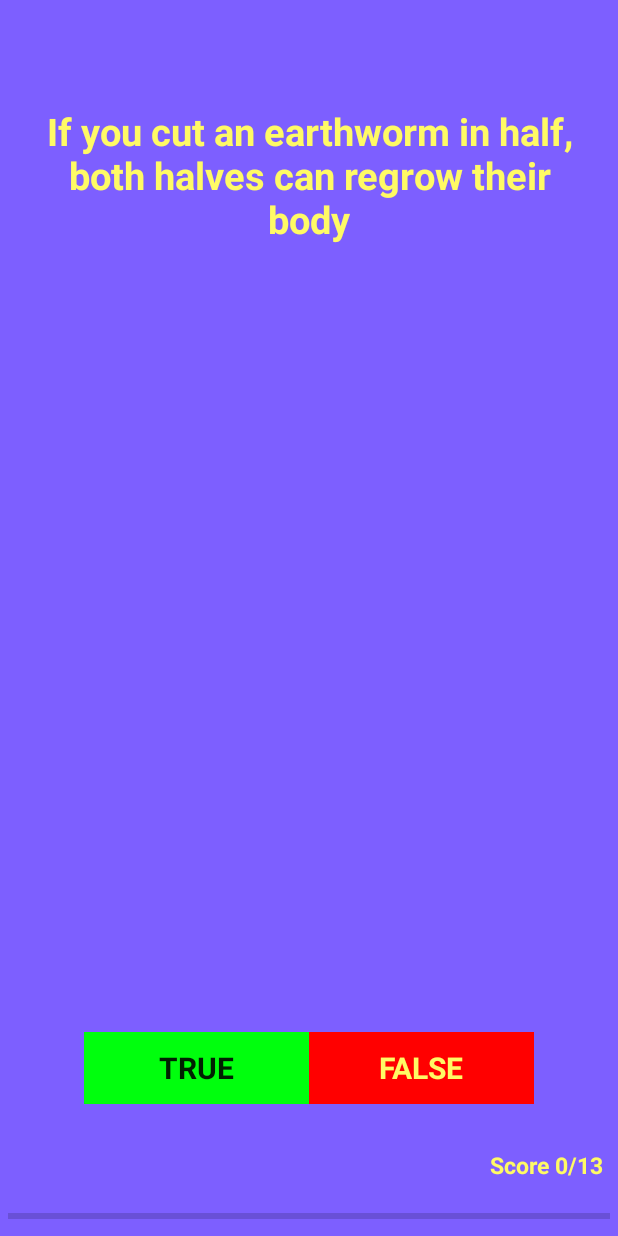
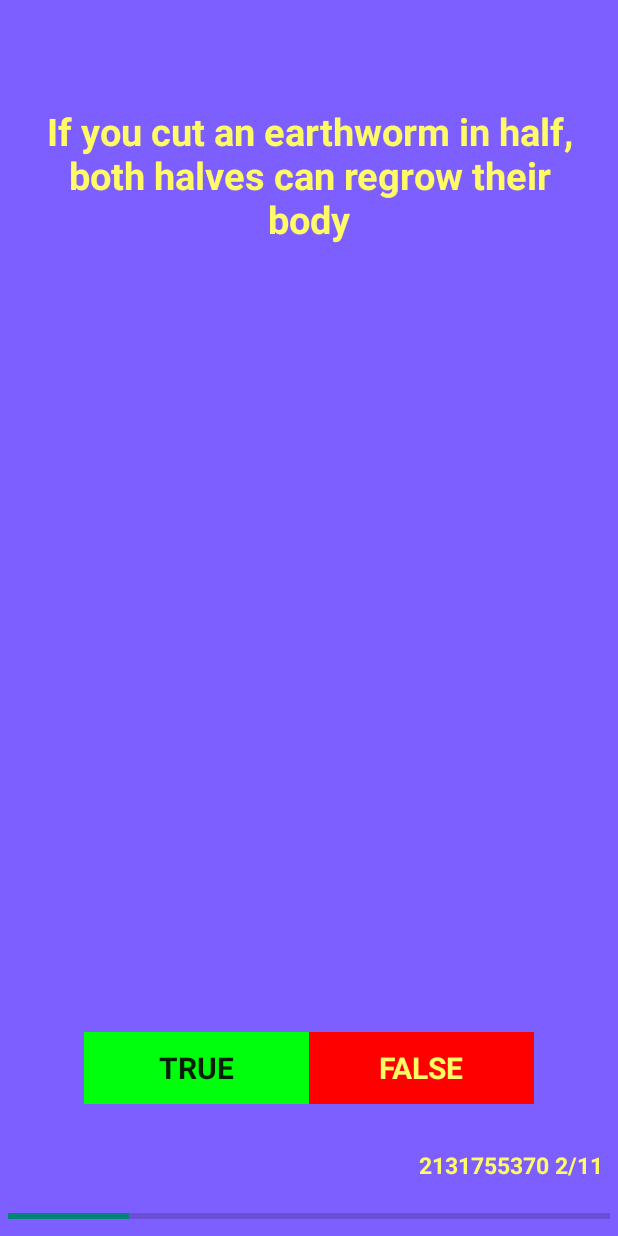
Before and after one commit to Nodirbek3d/Quizzler, an Android app: the screen it shows after launch (MainActivity), after a tap on "FALSE", on a phone screen of 412 x 824 dp. Run offline under Robolectric (Android 15) with nearby library versions, the phone set to English and light mode, and no system bars; 1 other tap on this screen came first.

Commit message:
Added progress bar and logic to increment questions

```diff
--- a/app/src/main/java/com/nodir/quizler/MainActivity.java
+++ b/app/src/main/java/com/nodir/quizler/MainActivity.java
@@ -4,6 +4,7 @@ import android.app.Activity;
 import android.os.Bundle;
 import android.view.View;
 import android.widget.Button;
+import android.widget.ProgressBar;
 import android.widget.TextView;
 import android.widget.Toast;
 
@@ -13,6 +14,7 @@ public class MainActivity extends Activity {
     private Button falseButton;
     private TextView questionView;
     private int qIndex = 0;
+    private int mScore;
     private TrueFalse[] questions =
     {
         new TrueFalse(R.string.question_1, false),
@@ -27,6 +29,10 @@ public class MainActivity extends Activity {
         new TrueFalse(R.string.question_10, true),
         new TrueFalse(R.string.question_11, true)
     };
+    private final int PROGRESS_BAR_INCREMENT = (int) Math.ceil(100.0 / questions.length);
+    ProgressBar mProgressBar;
+    TextView mScoreTextView;
+
     @Override
     protected void onCreate(Bundle savedInstanceState) {
         super.onCreate(savedInstanceState);
@@ -34,6 +40,9 @@ public class MainActivity extends Activity {
 
         trueButton = findViewById(R.id.true_button);
         falseButton = findViewById(R.id.false_button);
+        mProgressBar = findViewById(R.id.progressBar);
+        mScoreTextView = findViewById(R.id.score);
+
         questionView = findViewById(R.id.question_text_view);
         questionView.setText(questions[qIndex].getmQuestionID());
 
@@ -42,8 +51,6 @@ public class MainActivity extends Activity {
             public void onClick(View view) {
                 updateQuestion();
                 checkAnswer(true);
-//                Toast.makeText(getApplicationContext(),"True Pressed", Toast.LENGTH_SHORT).show();
-
             }
         });
 
@@ -52,8 +59,6 @@ public class MainActivity extends Activity {
             public void onClick(View view) {
                 updateQuestion();
                 checkAnswer(false);
-//                Toast.makeText(getApplicationContext(),"False Pressed", Toast.LENGTH_SHORT).show();
-
             }
         });
     }
@@ -62,6 +67,9 @@ public class MainActivity extends Activity {
         qIndex = (qIndex + 1) % questions.length;
         int questionID = questions[qIndex].getmQuestionID();
         questionView.setText(questionID);
+        mScore++;
+        mScoreTextView.setText(R.string.score + " " + mScore + "/" + questions.length);
+        mProgressBar.incrementProgressBy(PROGRESS_BAR_INCREMENT);
     }
 
     private void checkAnswer(boolean userAnswer){
--- a/app/src/main/res/values/strings.xml
+++ b/app/src/main/res/values/strings.xml
@@ -4,7 +4,7 @@
     <string name="false_btn">FALSE</string>
 
 
-    <string name="score">Score 0/13</string>
+    <string name="score">Score</string>
 
     <string name="correctToast">Correct!</string>
     <string name="incorrectToast">Wrong!</string>
```
